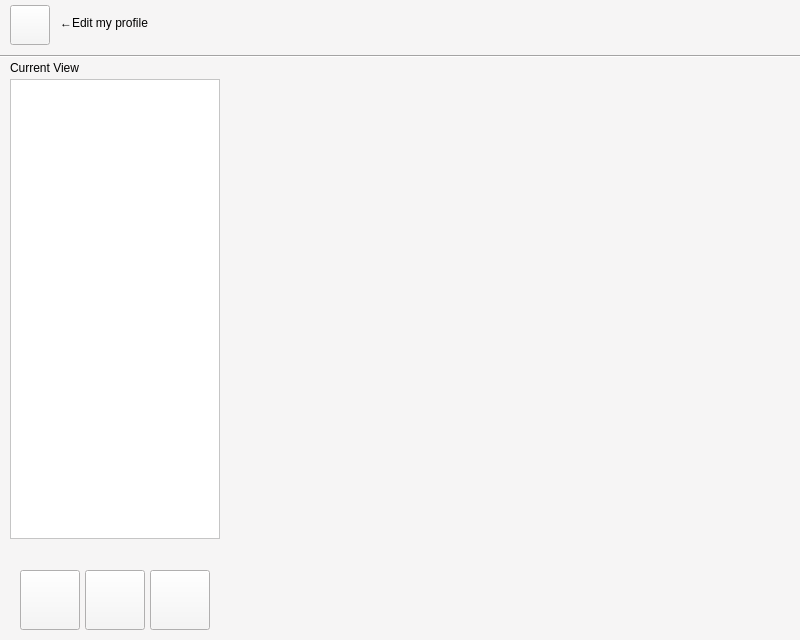
The window that client/ui/mainwindow.ui (pechpo/What-s-up) describes before a commit, drawn with Qt 5.
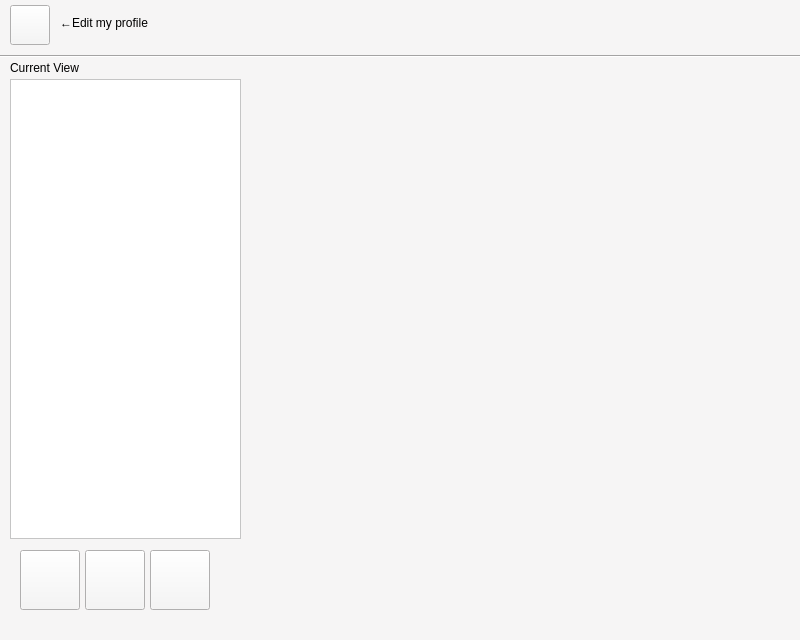
The same window after the commit. Icons and pictures are not drawn.

Commit message: fix scroll bar

```diff
--- a/client/ui/mainwindow.ui
+++ b/client/ui/mainwindow.ui
@@ -81,7 +81,7 @@
     <property name="geometry">
      <rect>
       <x>10</x>
-      <y>560</y>
+      <y>540</y>
       <width>210</width>
       <height>81</height>
      </rect>
@@ -156,7 +156,7 @@
      <rect>
       <x>10</x>
       <y>79</y>
-      <width>210</width>
+      <width>231</width>
       <height>460</height>
      </rect>
     </property>
@@ -171,7 +171,7 @@
       <rect>
        <x>0</x>
        <y>0</y>
-       <width>208</width>
+       <width>229</width>
        <height>458</height>
       </rect>
      </property>
```
The commit also changes 2 other files.
